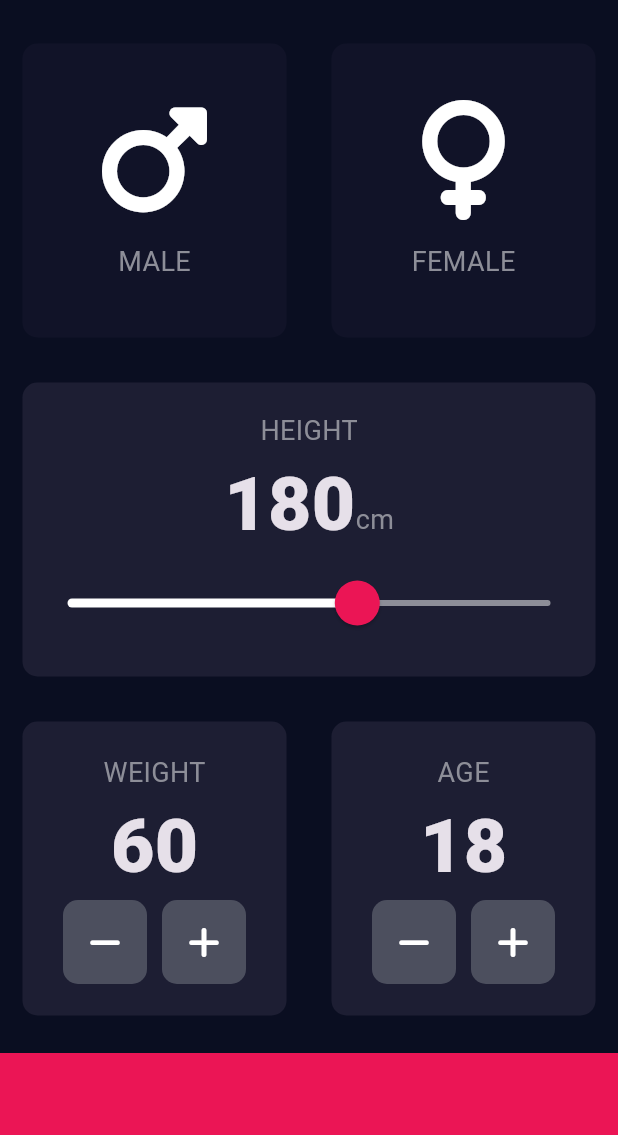
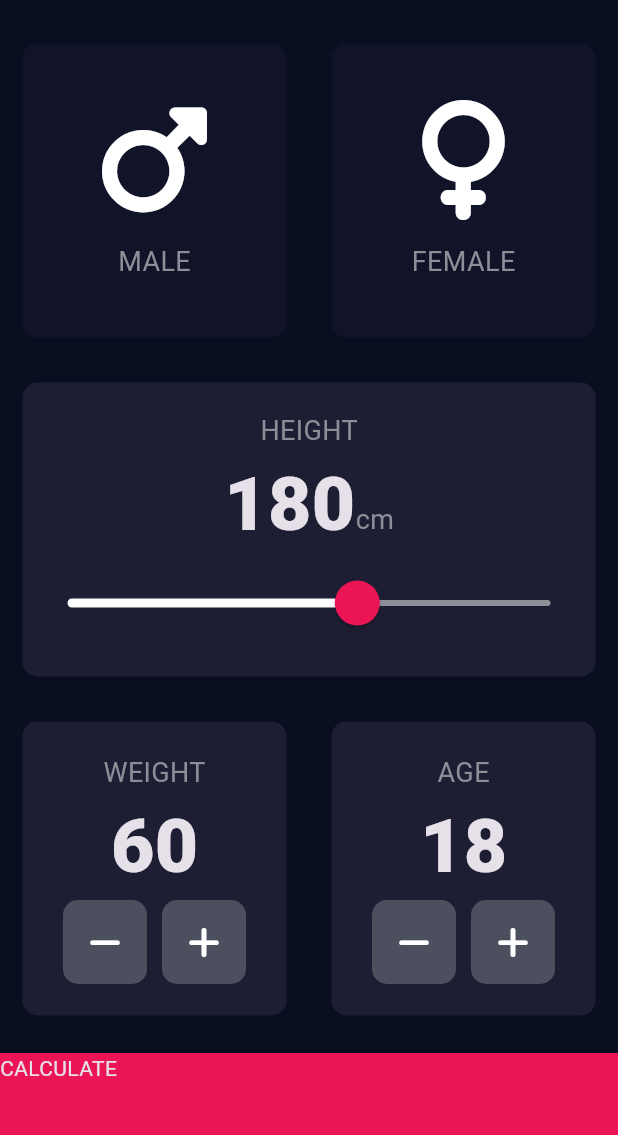
Before and after one commit to vlasquez/flutter_udemy_course, a Flutter app: the screen it shows after launch, on a phone screen of 412 x 824 dp, the part 63-1198 px from its top. Run offline on Flutter 3.47's test engine with Material 3 defaults, Android fonts, the phone set to English and light mode, and no system bars; our stand-ins replace font_awesome_flutter.

```diff
--- a/bmi_calculator/lib/input_page.dart
+++ b/bmi_calculator/lib/input_page.dart
@@ -19,7 +19,6 @@ class _InputPageState extends State<InputPage> {
   int height = 180;
   int weight = 60;
   int age = 18;
-
 
   @override
   Widget build(BuildContext context) {
@@ -184,11 +183,17 @@ class _InputPageState extends State<InputPage> {
                 ),
               )),
             ])),
-            Container(
+            GestureDetector(
+              onTap: () {
+                Navigator.pushNamed(context, '/results');
+              },
+              child: Container(
                 color: kBottomContainerColor,
                 margin: const EdgeInsets.only(top: 10.0),
                 width: double.infinity,
                 height: kBottomContainerHeight,
+                child: const Text('CALCULATE'),
+              ),
             )
           ],
         ));
@@ -205,12 +210,12 @@ class RoundIconButton extends StatelessWidget {
     return RawMaterialButton(
       elevation: 0.0,
       disabledElevation: 6.0,
-      constraints: BoxConstraints.tightFor(
+      constraints: const BoxConstraints.tightFor(
         width: 56.0,
         height: 56.0,
       ),
       shape: RoundedRectangleBorder(borderRadius: BorderRadius.circular(10.0)),
-      fillColor: Color(0xFF4C4F5E),
+      fillColor: const Color(0xFF4C4F5E),
       onPressed: onPressed,
       child: Icon(icon),
     );
--- a/bmi_calculator/lib/main.dart
+++ b/bmi_calculator/lib/main.dart
@@ -1,5 +1,6 @@
 import 'package:flutter/material.dart';
 import 'input_page.dart';
+import 'result_page.dart';
 
 void main() => runApp(BMICalculator());
 
@@ -7,11 +8,15 @@ class BMICalculator extends StatelessWidget {
   @override
   Widget build(BuildContext context) {
     return MaterialApp(
+      initialRoute: '/',
+      routes: {
+        '/': (context) => InputPage(),
+        '/results': (context) => ResultsPage()
+      },
       theme: ThemeData.dark().copyWith(
           primaryColor: const Color(0xFF0A0E21),
           scaffoldBackgroundColor: const Color(0xFF0A0E21),
           appBarTheme: const AppBarTheme(color: Color(0xFF0A0E21))),
-      home: InputPage(),
     );
   }
 }
```
Lines whose indentation alone changed are shown as unchanged.
